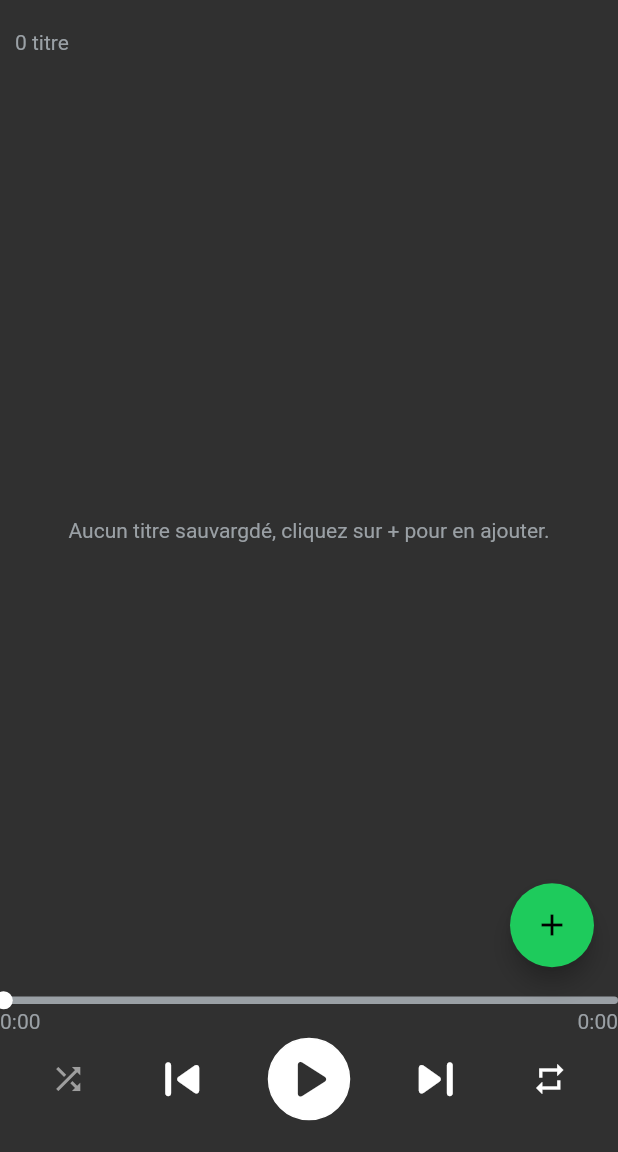
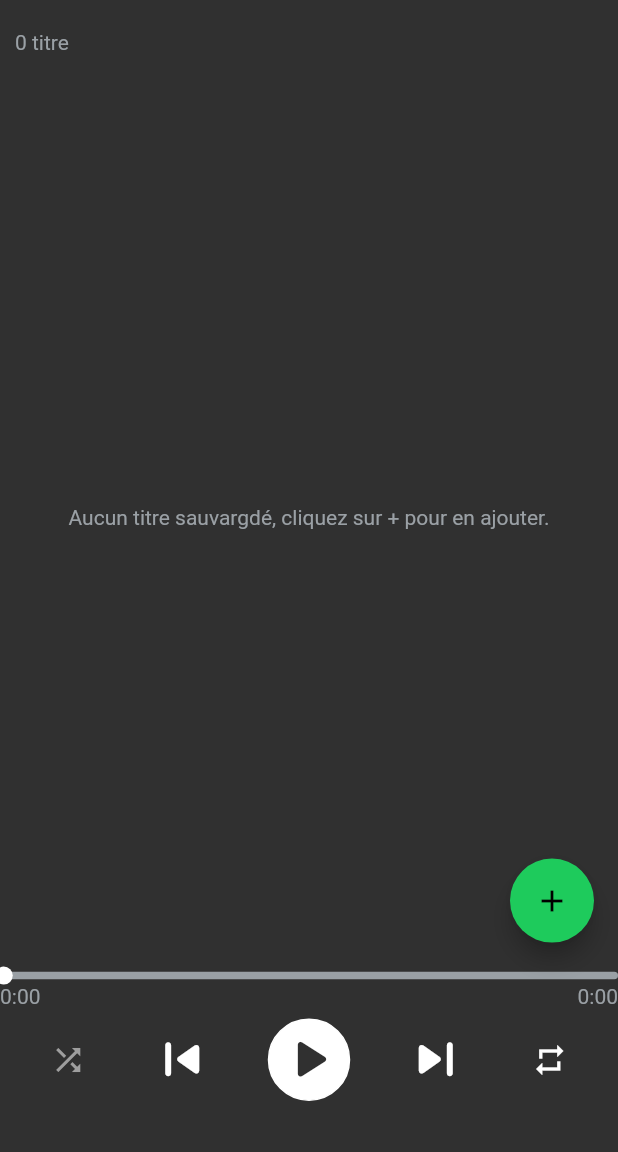
Before and after one commit to GregClln9/spotigreg, a Flutter app: the screen it shows after launch, on a phone screen of 412 x 824 dp, the part 84-1236 px from its top. Run offline on Flutter 3.47's test engine with Material 2 defaults, Android fonts, the phone set to English and light mode, and no system bars; drawn by our look-alikes of audio_video_progress_bar; our stand-ins replace audio_service, flutter_riverpod, google_fonts, hive, hive_flutter, just_audio and 2 more; missing offline and left inert: youtube_explode_dart; accounts and stored records are empty.

Commit message:
searchHistory / UI player size

```diff
--- a/spotigreg_front/lib/components/search/custom_textfiled.dart
+++ b/spotigreg_front/lib/components/search/custom_textfiled.dart
@@ -22,6 +22,7 @@ class CustomTextField extends StatelessWidget {
           child: Text(title),
         ),
         TextField(
+          autofocus: true,
           controller: controller,
           decoration: InputDecoration(
             border: OutlineInputBorder(
--- a/spotigreg_front/lib/layout/download_modal_bottom.dart
+++ b/spotigreg_front/lib/layout/download_modal_bottom.dart
@@ -47,12 +47,13 @@ class DownloadModalBottom extends ConsumerWidget {
           borderRadius: BorderRadius.circular(15),
           color: const Color.fromARGB(255, 61, 61, 61),
         ),
-        height: mHeight * 0.35,
+        height: mHeight * 0.70,
         child: Column(
           children: [
             Flexible(
                 flex: 5,
                 child: Column(
+                  mainAxisSize: MainAxisSize.min,
                   children: [
                     Padding(
                       padding: const EdgeInsets.fromLTRB(150, 10, 150, 0),
--- a/spotigreg_front/lib/layout/player.dart
+++ b/spotigreg_front/lib/layout/player.dart
@@ -20,10 +20,14 @@ class _PlayerState extends ConsumerState<Player> {
     double mHeight = MediaQuery.of(context).size.height;
     final pageManager = ref.read(pageManagerProvider);
     return SizedBox(
-        height: mHeight * 0.13,
+        height: mHeight * 0.15,
         child: Column(
+          crossAxisAlignment: CrossAxisAlignment.center,
+          mainAxisAlignment: MainAxisAlignment.center,
           children: [
-            ValueListenableBuilder<ProgressBarState>(
+            SizedBox(
+              height: 0.5,
+              child: ValueListenableBuilder<ProgressBarState>(
                 valueListenable: pageManager.progressNotifier,
                 builder: (_, value, __) {
                   return ProgressBar(
@@ -40,7 +44,9 @@ class _PlayerState extends ConsumerState<Player> {
                       timeLabelTextStyle: TextStyle(color: secondaryText));
                 },
               ),
-            Row(
+            ),
+            Expanded(
+              child: Row(
                 mainAxisAlignment: MainAxisAlignment.spaceEvenly,
                 crossAxisAlignment: CrossAxisAlignment.center,
                 children: const [
@@ -50,6 +56,7 @@ class _PlayerState extends ConsumerState<Player> {
                   NextSongButton(),
                   RepeatButton()
                 ],
+              ),
             )
           ],
         ));
--- a/spotigreg_front/lib/main.dart
+++ b/spotigreg_front/lib/main.dart
@@ -10,7 +10,7 @@ Future<void> main() async {
   await Hive.initFlutter();
   Hive.registerAdapter<TracksHive>(TracksHiveAdapter());
   await Hive.openBox<TracksHive>('tracks');
-  await PageManager.checkUrl();
+  // await PageManager.checkUrl();
   await PageManager.initAudioHandler();
   runApp(const ProviderScope(child: MyApp()));
 }
--- a/spotigreg_front/lib/screens/home.dart
+++ b/spotigreg_front/lib/screens/home.dart
@@ -4,6 +4,7 @@ import 'package:hive/hive.dart';
 import 'package:spotigreg_front/components/home/track_card.dart';
 import 'package:spotigreg_front/layout/player.dart';
 import 'package:spotigreg_front/screens/search.dart';
+import 'package:spotigreg_front/utils/search_utils.dart';
 import 'package:spotigreg_front/utils/tracks_utils.dart';
 import '../audio_service/page_manager.dart';
 import '../layout/topappbar.dart';
@@ -26,17 +27,24 @@ class _HomeState extends ConsumerState<Home> {
     super.initState();
     final pageManager = ref.read(pageManagerProvider);
     pageManager.init();
+    final searchHistory = ref.read(searchProvider);
+    searchHistory.updateSearch(searchHistory.searchHistoryList, ref);
   }
 
   @override
   void dispose() {
     final pageManager = ref.read(pageManagerProvider);
     pageManager.dispose();
+    final searchHistory = ref.read(searchProvider);
+    searchHistory.saveSearch(searchHistory.searchHistoryList, ref);
+
     super.dispose();
   }
 
   @override
   Widget build(BuildContext context) {
+    final searchHistory = ref.read(searchProvider);
+    searchHistory.saveSearch(searchHistory.searchHistoryList, ref);
     Box<TracksHive> box = Boxes.getTracks();
     return Scaffold(
         key: _key,
--- a/spotigreg_front/pubspec.yaml
+++ b/spotigreg_front/pubspec.yaml
@@ -19,6 +19,7 @@ dependencies:
   # STORAGE
   hive: ^2.1.0
   hive_flutter: ^1.1.0
+  shared_preferences: ^2.0.15
   # YTB
   youtube_explode_dart: ^1.12.1
   # STATE MANAGEMENT
@@ -26,7 +27,7 @@ dependencies:
   # UI
   cupertino_icons: ^1.0.2
   shimmer: ^2.0.0
-  google_fonts: ^2.2.0
+  google_fonts: ^3.0.1
   flutter_launcher_icons: ^0.9.2
 
 dev_dependencies:
```
Also changed, not shown: spotigreg_front/lib/screens/search.dart (+79 -53 lines), spotigreg_front/lib/utils/search_utils.dart (added, +19 -0 lines), spotigreg_front/lib/utils/utils.dart (+0 -15 lines), spotigreg_front/lib/utils/youtube_utils.dart (+8 -1 lines), spotigreg_front/pubspec.lock, 2 other files. Lines whose indentation alone changed are shown as unchanged.
